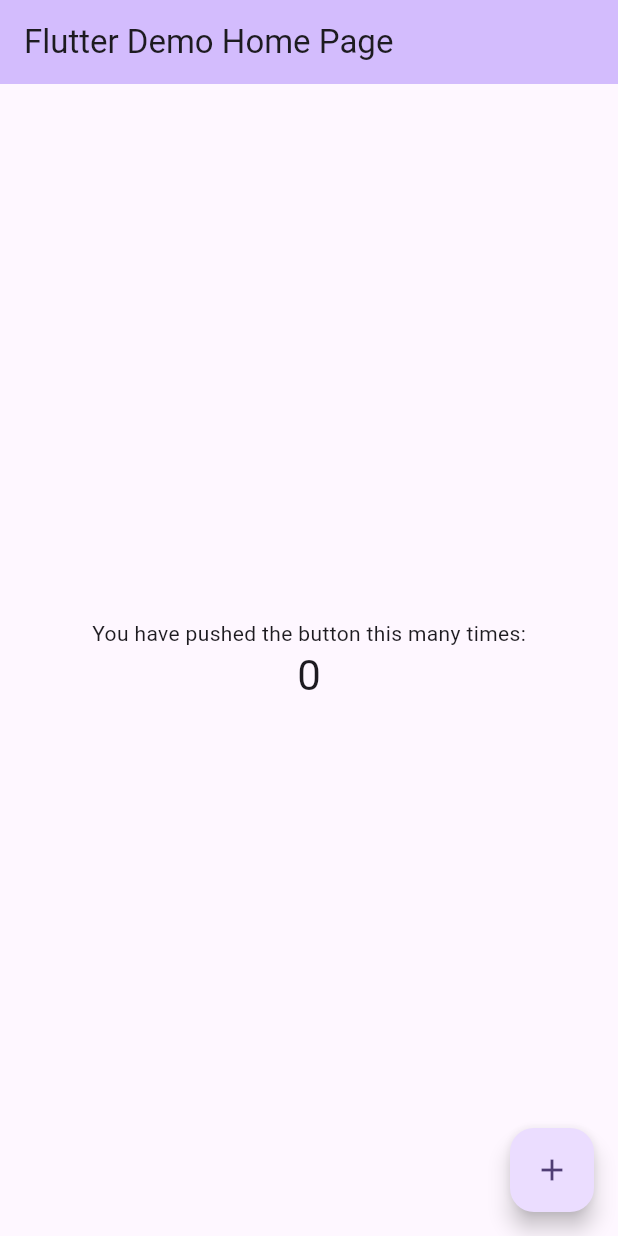
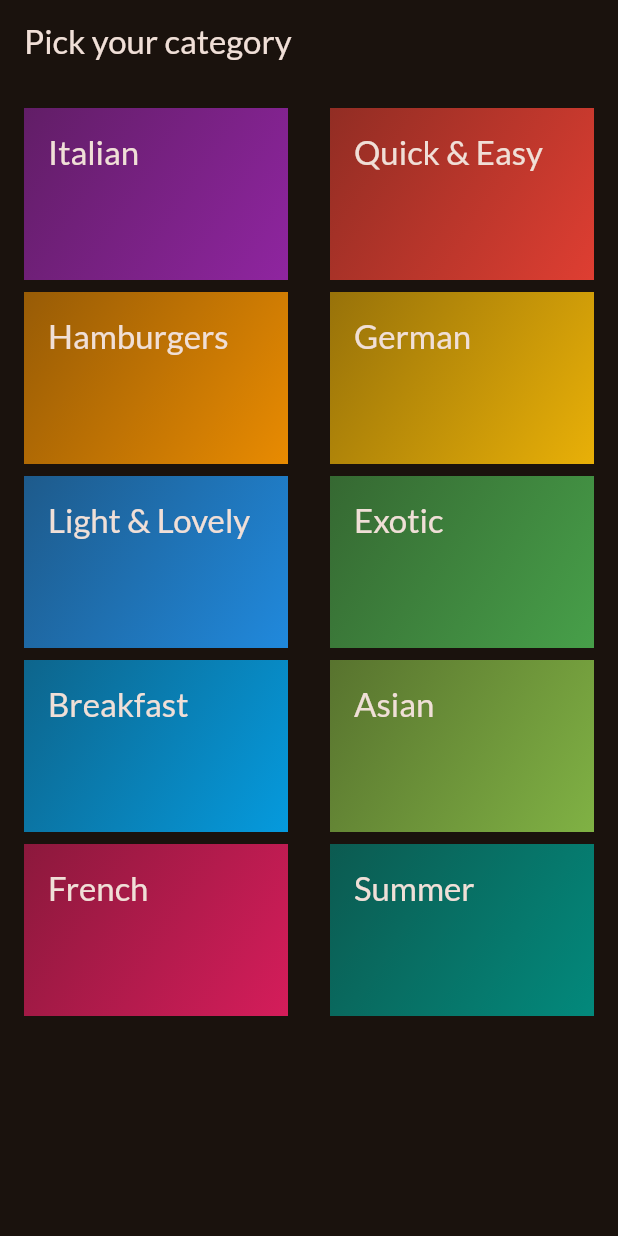
Before and after one commit to balazs1396/meals-app, a Flutter app: the screen it shows after launch, on a phone screen of 412 x 824 dp. Run offline on Flutter 3.47's test engine with Material 3 defaults, Android fonts, the phone set to English and light mode, and no system bars; our stand-ins replace google_fonts.

Commit message:
Add basic home categories page

```diff
--- /dev/null
+++ b/lib/data/dummy_data.dart
@@ -0,0 +1,56 @@
+import 'package:flutter/material.dart';
+
+import 'package:meals/models/category.dart';
+
+const availableCategories = [
+  Category(
+    id: 'c1',
+    title: 'Italian',
+    color: Colors.purple,
+  ),
+  Category(
+    id: 'c2',
+    title: 'Quick & Easy',
+    color: Colors.red,
+  ),
+  Category(
+    id: 'c3',
+    title: 'Hamburgers',
+    color: Colors.orange,
+  ),
+  Category(
+    id: 'c4',
+    title: 'German',
+    color: Colors.amber,
+  ),
+  Category(
+    id: 'c5',
+    title: 'Light & Lovely',
+    color: Colors.blue,
+  ),
+  Category(
+    id: 'c6',
+    title: 'Exotic',
+    color: Colors.green,
+  ),
+  Category(
+    id: 'c7',
+    title: 'Breakfast',
+    color: Colors.lightBlue,
+  ),
+  Category(
+    id: 'c8',
+    title: 'Asian',
+    color: Colors.lightGreen,
+  ),
+  Category(
+    id: 'c9',
+    title: 'French',
+    color: Colors.pink,
+  ),
+  Category(
+    id: 'c10',
+    title: 'Summer',
+    color: Colors.teal,
+  ),
+];
--- a/lib/main.dart
+++ b/lib/main.dart
@@ -1,122 +1,29 @@
 import 'package:flutter/material.dart';
 
+import 'package:google_fonts/google_fonts.dart';
+import 'package:meals/screens/categories.dart';
+
+final theme = ThemeData(
+  useMaterial3: true,
+  colorScheme: ColorScheme.fromSeed(
+    brightness: Brightness.dark,
+    seedColor: const Color.fromARGB(255, 131, 57, 0),
+  ),
+  textTheme: GoogleFonts.latoTextTheme(),
+);
+
 void main() {
-  runApp(const MyApp());
+  runApp(const App());
 }
 
-class MyApp extends StatelessWidget {
-  const MyApp({super.key});
+class App extends StatelessWidget {
+  const App({super.key});
 
-  // This widget is the root of your application.
   @override
   Widget build(BuildContext context) {
     return MaterialApp(
-      title: 'Flutter Demo',
-      theme: ThemeData(
-        // This is the theme of your application.
-        //
-        // TRY THIS: Try running your application with "flutter run". You'll see
-        // the application has a purple toolbar. Then, without quitting the app,
-        // try changing the seedColor in the colorScheme below to Colors.green
-        // and then invoke "hot reload" (save your changes or press the "hot
-        // reload" button in a Flutter-supported IDE, or press "r" if you used
-        // the command line to start the app).
-        //
-        // Notice that the counter didn't reset back to zero; the application
-        // state is not lost during the reload. To reset the state, use hot
-        // restart instead.
-        //
-        // This works for code too, not just values: Most code changes can be
-        // tested with just a hot reload.
-        colorScheme: ColorScheme.fromSeed(seedColor: Colors.deepPurple),
-      ),
-      home: const MyHomePage(title: 'Flutter Demo Home Page'),
+      theme: theme,
+      home: CategoriesScreen()
     );
   }
 }
-
-class MyHomePage extends StatefulWidget {
-  const MyHomePage({super.key, required this.title});
-
-  // This widget is the home page of your application. It is stateful, meaning
-  // that it has a State object (defined below) that contains fields that affect
-  // how it looks.
-
-  // This class is the configuration for the state. It holds the values (in this
-  // case the title) provided by the parent (in this case the App widget) and
-  // used by the build method of the State. Fields in a Widget subclass are
-  // always marked "final".
-
-  final String title;
-
-  @override
-  State<MyHomePage> createState() => _MyHomePageState();
-}
-
-class _MyHomePageState extends State<MyHomePage> {
-  int _counter = 0;
-
-  void _incrementCounter() {
-    setState(() {
-      // This call to setState tells the Flutter framework that something has
-      // changed in this State, which causes it to rerun the build method below
-      // so that the display can reflect the updated values. If we changed
-      // _counter without calling setState(), then the build method would not be
-      // called again, and so nothing would appear to happen.
-      _counter++;
-    });
-  }
-
-  @override
-  Widget build(BuildContext context) {
-    // This method is rerun every time setState is called, for instance as done
-    // by the _incrementCounter method above.
-    //
-    // The Flutter framework has been optimized to make rerunning build methods
-    // fast, so that you can just rebuild anything that needs updating rather
-    // than having to individually change instances of widgets.
-    return Scaffold(
-      appBar: AppBar(
-        // TRY THIS: Try changing the color here to a specific color (to
-        // Colors.amber, perhaps?) and trigger a hot reload to see the AppBar
-        // change color while the other colors stay the same.
-        backgroundColor: Theme.of(context).colorScheme.inversePrimary,
-        // Here we take the value from the MyHomePage object that was created by
-        // the App.build method, and use it to set our appbar title.
-        title: Text(widget.title),
-      ),
-      body: Center(
-        // Center is a layout widget. It takes a single child and positions it
-        // in the middle of the parent.
-        child: Column(
-          // Column is also a layout widget. It takes a list of children and
-          // arranges them vertically. By default, it sizes itself to fit its
-          // children horizontally, and tries to be as tall as its parent.
-          //
-          // Column has various properties to control how it sizes itself and
-          // how it positions its children. Here we use mainAxisAlignment to
-          // center the children vertically; the main axis here is the vertical
-          // axis because Columns are vertical (the cross axis would be
-          // horizontal).
-          //
-          // TRY THIS: Invoke "debug painting" (choose the "Toggle Debug Paint"
-          // action in the IDE, or press "p" in the console), to see the
-          // wireframe for each widget.
-          mainAxisAlignment: MainAxisAlignment.center,
-          children: <Widget>[
-            const Text('You have pushed the button this many times:'),
-            Text(
-              '$_counter',
-              style: Theme.of(context).textTheme.headlineMedium,
-            ),
-          ],
-        ),
-      ),
-      floatingActionButton: FloatingActionButton(
-        onPressed: _incrementCounter,
-        tooltip: 'Increment',
-        child: const Icon(Icons.add),
-      ), // This trailing comma makes auto-formatting nicer for build methods.
-    );
-  }
-}
--- /dev/null
+++ b/lib/models/category.dart
@@ -0,0 +1,13 @@
+import 'package:flutter/material.dart';
+
+class Category {
+  final String id;
+  final String title;
+  final Color color;
+
+  const Category({
+    required this.id,
+    required this.title,
+    this.color = Colors.orange,
+  });
+}
--- /dev/null
+++ b/lib/screens/categories.dart
@@ -0,0 +1,27 @@
+import 'package:flutter/material.dart';
+import 'package:flutter/widgets.dart';
+import 'package:meals/data/dummy_data.dart';
+import 'package:meals/models/category.dart';
+import 'package:meals/widgets/category_grid_item.dart';
+
+class CategoriesScreen extends StatelessWidget {
+  const CategoriesScreen({super.key});
+
+  @override
+  Widget build(BuildContext context) {
+    return Scaffold(
+      appBar: AppBar(title: const Text('Pick your category')),
+      body: GridView(
+        padding: EdgeInsets.all(12),
+        gridDelegate: SliverGridDelegateWithFixedCrossAxisCount(
+          crossAxisCount: 2,
+          childAspectRatio: 3 / 2,
+          crossAxisSpacing: 20,
+        ),
+        children: [
+          ...availableCategories.map((Category category) => CategoryGridItem(category: category))
+        ],
+      ),
+    );
+  }
+}
--- /dev/null
+++ b/lib/widgets/category_grid_item.dart
@@ -0,0 +1,34 @@
+import 'package:flutter/material.dart';
+import 'package:flutter/widgets.dart';
+import 'package:meals/models/category.dart';
+
+class CategoryGridItem extends StatelessWidget {
+  final Category category;
+
+  const CategoryGridItem({required this.category, super.key});
+
+
+
+  @override
+  Widget build(BuildContext context) {
+    return Container(
+      padding: EdgeInsets.all(16),
+      margin: EdgeInsets.all(4),
+
+      decoration: BoxDecoration(
+        gradient: LinearGradient(colors: [
+          category.color.withValues(alpha: 0.55),
+          category.color.withValues(alpha: 0.9),
+        ],
+        begin: Alignment.topLeft,
+        end: Alignment.bottomRight,
+
+
+        ),
+        ),
+        child: Text(category.title, style: Theme.of(context).textTheme.titleLarge!.copyWith(
+          color: Theme.of(context).colorScheme.onSurface,
+        ),),
+    );
+  }
+}
--- a/pubspec.yaml
+++ b/pubspec.yaml
@@ -34,6 +34,7 @@ dependencies:
   # The following adds the Cupertino Icons font to your application.
   # Use with the CupertinoIcons class for iOS style icons.
   cupertino_icons: ^1.0.8
+  google_fonts: ^6.3.0
 
 dev_dependencies:
   flutter_test:
```
Also changed, not shown: 1 other file.
